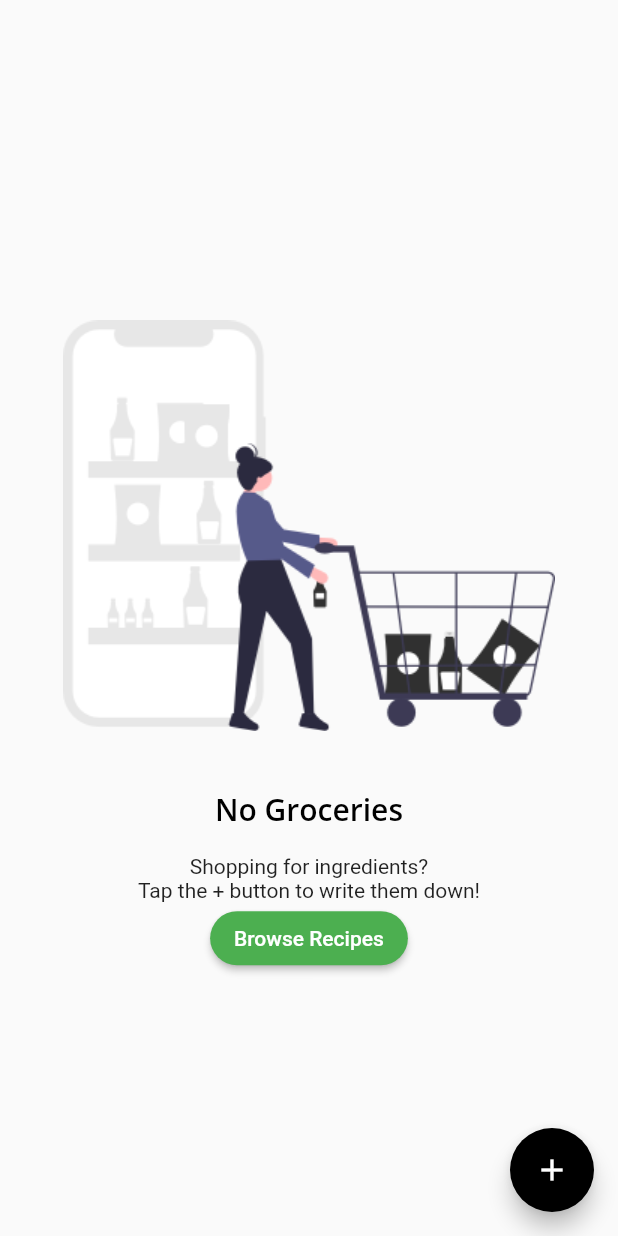
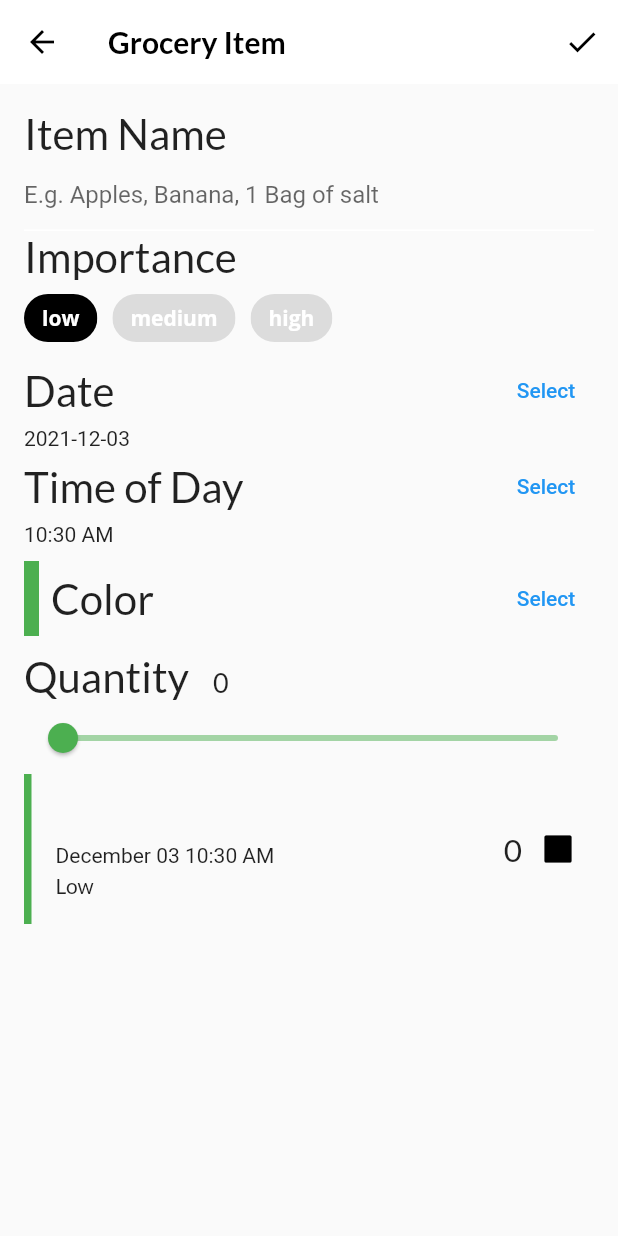
Before and after one commit to Manuelkpatsu/flutter_social_recipe_app, a Flutter app: the GroceryScreen screen opened directly, after a tap on the "add" icon, on a phone screen of 412 x 824 dp. Run offline on Flutter 3.47's test engine with Material 2 defaults, Android fonts, the phone set to English and light mode, and no system bars; our stand-ins replace flutter_colorpicker, google_fonts.

Commit message:
Add and update grocery item

```diff
--- /dev/null
+++ b/lib/components/grocery_tile.dart
@@ -0,0 +1,100 @@
+import 'package:flutter/material.dart';
+import 'package:google_fonts/google_fonts.dart';
+import 'package:intl/intl.dart';
+import '../models/grocery_item.dart';
+
+class GroceryTile extends StatelessWidget {
+  final GroceryItem item;
+  final Function(bool?)? onComplete;
+  final TextDecoration textDecoration;
+
+  GroceryTile({
+    Key? key,
+    required this.item,
+    this.onComplete,
+  })  : textDecoration =
+            item.isComplete ? TextDecoration.lineThrough : TextDecoration.none,
+        super(key: key);
+
+  @override
+  Widget build(BuildContext context) {
+    return SizedBox(
+      height: 100.0,
+      child: Row(
+        mainAxisAlignment: MainAxisAlignment.spaceBetween,
+        children: [
+          Row(
+            children: [
+              Container(width: 5.0, color: item.color),
+              const SizedBox(width: 16.0),
+              Column(
+                mainAxisAlignment: MainAxisAlignment.center,
+                crossAxisAlignment: CrossAxisAlignment.start,
+                children: [
+                  Text(
+                    item.name,
+                    style: GoogleFonts.lato(
+                      decoration: textDecoration,
+                      fontSize: 21.0,
+                      fontWeight: FontWeight.bold,
+                    ),
+                  ),
+                  const SizedBox(height: 4.0),
+                  buildDate(),
+                  const SizedBox(height: 4.0),
+                  buildImportance(),
+                ],
+              ),
+            ],
+          ),
+          Row(
+            children: [
+              Text(
+                item.quantity.toString(),
+                style: GoogleFonts.lato(decoration: textDecoration, fontSize: 21.0),
+              ),
+              buildCheckbox(),
+            ],
+          ),
+        ],
+      ),
+    );
+  }
+
+  Widget buildImportance() {
+    if (item.importance == Importance.low) {
+      return Text('Low', style: GoogleFonts.lato(decoration: textDecoration));
+    } else if (item.importance == Importance.medium) {
+      return Text('Medium',
+          style:
+              GoogleFonts.lato(fontWeight: FontWeight.w800, decoration: textDecoration));
+    } else if (item.importance == Importance.high) {
+      return Text(
+        'High',
+        style: GoogleFonts.lato(
+          color: Colors.red,
+          fontWeight: FontWeight.w900,
+          decoration: textDecoration,
+        ),
+      );
+    } else {
+      throw Exception('This importance type does not exist');
+    }
+  }
+
+  Widget buildDate() {
+    final dateFormatter = DateFormat('MMMM dd h:mm a');
+    final dateString = dateFormatter.format(item.date);
+    return Text(
+      dateString,
+      style: TextStyle(decoration: textDecoration),
+    );
+  }
+
+  Widget buildCheckbox() {
+    return Checkbox(
+      value: item.isComplete,
+      onChanged: onComplete,
+    );
+  }
+}
--- /dev/null
+++ b/lib/screens/grocery_item_screen.dart
@@ -0,0 +1,369 @@
+import 'package:flutter/material.dart';
+import 'package:fluttersocialrecipeapp/components/grocery_tile.dart';
+import 'package:fluttersocialrecipeapp/models/grocery_item.dart';
+import 'package:google_fonts/google_fonts.dart';
+import 'package:flutter_colorpicker/flutter_colorpicker.dart';
+import 'package:intl/intl.dart';
+import 'package:uuid/uuid.dart';
+
+class GroceryItemScreen extends StatefulWidget {
+  final Function(GroceryItem) onCreate;
+  final Function(GroceryItem) onUpdate;
+  final GroceryItem? originalItem;
+  final bool isUpdating;
+
+  const GroceryItemScreen({
+    Key? key,
+    required this.onCreate,
+    required this.onUpdate,
+    this.originalItem,
+  })  : isUpdating = (originalItem != null),
+        super(key: key);
+
+  @override
+  _GroceryItemScreenState createState() => _GroceryItemScreenState();
+}
+
+class _GroceryItemScreenState extends State<GroceryItemScreen> {
+  final _nameController = TextEditingController();
+  String _name = '';
+  Importance _importance = Importance.low;
+  DateTime _dueDate = DateTime.now();
+  TimeOfDay _timeOfDay = TimeOfDay.now();
+  Color _currentColor = Colors.green;
+  int _currentSliderValue = 0;
+
+  @override
+  void initState() {
+    super.initState();
+    final originalItem = widget.originalItem;
+
+    if (originalItem != null) {
+      _nameController.text = originalItem.name;
+      _name = originalItem.name;
+      _currentSliderValue = originalItem.quantity;
+      _importance = originalItem.importance;
+      _currentColor = originalItem.color;
+      final date = originalItem.date;
+      _timeOfDay = TimeOfDay(hour: date.hour, minute: date.minute);
+      _dueDate = date;
+    }
+
+    _nameController.addListener(() {
+      setState(() {
+        _name = _nameController.text;
+      });
+    });
+  }
+
+  @override
+  void dispose() {
+    _nameController.dispose();
+    super.dispose();
+  }
+
+  @override
+  Widget build(BuildContext context) {
+    return Scaffold(
+      appBar: AppBar(
+        actions: [
+          IconButton(
+            icon: const Icon(Icons.check),
+            onPressed: () {
+              final groceryItem = GroceryItem(
+                id: widget.originalItem?.id ?? const Uuid().v1(),
+                name: _nameController.text,
+                importance: _importance,
+                color: _currentColor,
+                quantity: _currentSliderValue,
+                date: DateTime(
+                  _dueDate.year,
+                  _dueDate.month,
+                  _dueDate.day,
+                  _timeOfDay.hour,
+                  _timeOfDay.minute,
+                ),
+              );
+
+              if (widget.isUpdating) {
+                widget.onUpdate(groceryItem);
+              } else {
+                widget.onCreate(groceryItem);
+              }
+            },
+          ),
+        ],
+        elevation: 0.0,
+        title: Text(
+          'Grocery Item',
+          style: GoogleFonts.lato(fontWeight: FontWeight.w600),
+        ),
+      ),
+      body: Container(
+        padding: const EdgeInsets.all(16.0),
+        child: ListView(
+          children: [
+            buildNameField(),
+            buildImportanceField(),
+            buildDateField(context),
+            buildTimeField(context),
+            const SizedBox(height: 10.0),
+            buildColorPicker(context),
+            const SizedBox(height: 10.0),
+            buildQuantityField(),
+            GroceryTile(
+              item: GroceryItem(
+                id: 'previewMode',
+                name: _name,
+                importance: _importance,
+                color: _currentColor,
+                quantity: _currentSliderValue,
+                date: DateTime(
+                  _dueDate.year,
+                  _dueDate.month,
+                  _dueDate.day,
+                  _timeOfDay.hour,
+                  _timeOfDay.minute,
+                ),
+              ),
+            ),
+          ],
+        ),
+      ),
+    );
+  }
+
+  Widget buildNameField() {
+    return Column(
+      crossAxisAlignment: CrossAxisAlignment.start,
+      children: [
+        Text(
+          'Item Name',
+          style: GoogleFonts.lato(fontSize: 28.0),
+        ),
+        TextField(
+          controller: _nameController,
+          cursorColor: _currentColor,
+          decoration: InputDecoration(
+            hintText: 'E.g. Apples, Banana, 1 Bag of salt',
+            enabledBorder: const UnderlineInputBorder(
+              borderSide: BorderSide(color: Colors.white),
+            ),
+            focusedBorder: UnderlineInputBorder(
+              borderSide: BorderSide(color: _currentColor),
+            ),
+            border: UnderlineInputBorder(
+              borderSide: BorderSide(color: _currentColor),
+            ),
+          ),
+        ),
+      ],
+    );
+  }
+
+  Widget buildImportanceField() {
+    return Column(
+      crossAxisAlignment: CrossAxisAlignment.start,
+      children: [
+        Text(
+          'Importance',
+          style: GoogleFonts.lato(fontSize: 28.0),
+        ),
+        Wrap(
+          spacing: 10.0,
+          children: [
+            ChoiceChip(
+              selectedColor: Colors.black,
+              selected: _importance == Importance.low,
+              label: const Text(
+                'low',
+                style: TextStyle(color: Colors.white),
+              ),
+              onSelected: (selected) {
+                setState(() => _importance = Importance.low);
+              },
+            ),
+            ChoiceChip(
+              selectedColor: Colors.black,
+              selected: _importance == Importance.medium,
+              label: const Text(
+                'medium',
+                style: TextStyle(color: Colors.white),
+              ),
+              onSelected: (selected) {
+                setState(() => _importance = Importance.medium);
+              },
+            ),
+            ChoiceChip(
+              selectedColor: Colors.black,
+              selected: _importance == Importance.high,
+              label: const Text(
+                'high',
+                style: TextStyle(color: Colors.white),
+              ),
+              onSelected: (selected) {
+                setState(() => _importance = Importance.high);
+              },
+            ),
+          ],
+        )
+      ],
+    );
+  }
+
+  Widget buildDateField(BuildContext context) {
+    return Column(
+      crossAxisAlignment: CrossAxisAlignment.start,
+      children: [
+        Row(
+          mainAxisAlignment: MainAxisAlignment.spaceBetween,
+          children: [
+            Text(
+              'Date',
+              style: GoogleFonts.lato(fontSize: 28.0),
+            ),
+            TextButton(
+              child: const Text('Select'),
+              onPressed: () async {
+                final currentDate = DateTime.now();
+
+                final selectedDate = await showDatePicker(
+                  context: context,
+                  initialDate: currentDate,
+                  firstDate: currentDate,
+                  lastDate: DateTime(currentDate.year + 5),
+                );
+                setState(() {
+                  if (selectedDate != null) {
+                    _dueDate = selectedDate;
+                  }
+                });
+              },
+            ),
+          ],
+        ),
+        Text(DateFormat('yyyy-MM-dd').format(_dueDate)),
+      ],
+    );
+  }
+
+  Widget buildTimeField(BuildContext context) {
+    return Column(
+      crossAxisAlignment: CrossAxisAlignment.start,
+      children: [
+        Row(
+          mainAxisAlignment: MainAxisAlignment.spaceBetween,
+          children: [
+            Text(
+              'Time of Day',
+              style: GoogleFonts.lato(fontSize: 28.0),
+            ),
+            TextButton(
+              child: const Text('Select'),
+              onPressed: () async {
+                final timeOfDay = await showTimePicker(
+                  initialTime: TimeOfDay.now(),
+                  context: context,
+                );
+
+                setState(() {
+                  if (timeOfDay != null) {
+                    _timeOfDay = timeOfDay;
+                  }
+                });
+              },
+            ),
+          ],
+        ),
+        Text(_timeOfDay.format(context)),
+      ],
+    );
+  }
+
+  Widget buildColorPicker(BuildContext context) {
+    return Row(
+      mainAxisAlignment: MainAxisAlignment.spaceBetween,
+      children: [
+        Row(
+          children: [
+            Container(
+              height: 50.0,
+              width: 10.0,
+              color: _currentColor,
+            ),
+            const SizedBox(width: 8.0),
+            Text(
+              'Color',
+              style: GoogleFonts.lato(fontSize: 28.0),
+            ),
+          ],
+        ),
+        TextButton(
+          child: const Text('Select'),
+          onPressed: () {
+            showDialog(
+              context: context,
+              builder: (context) {
+                return AlertDialog(
+                  content: BlockPicker(
+                    pickerColor: Colors.white,
+                    onColorChanged: (color) {
+                      setState(() => _currentColor = color);
+                    },
+                  ),
+                  actions: [
+                    TextButton(
+                      child: const Text('Save'),
+                      onPressed: () {
+                        Navigator.of(context).pop();
+                      },
+                    ),
+                  ],
+                );
+              },
+            );
+          },
+        ),
+      ],
+    );
+  }
+
+  Widget buildQuantityField() {
+    return Column(
+      crossAxisAlignment: CrossAxisAlignment.start,
+      children: [
+        Row(
+          crossAxisAlignment: CrossAxisAlignment.baseline,
+          textBaseline: TextBaseline.alphabetic,
+          children: [
+            Text(
+              'Quantity',
+              style: GoogleFonts.lato(fontSize: 28.0),
+            ),
+            const SizedBox(width: 16.0),
+            Text(
+              _currentSliderValue.toInt().toString(),
+              style: GoogleFonts.lato(fontSize: 18.0),
+            ),
+          ],
+        ),
+        Slider(
+          inactiveColor: _currentColor.withOpacity(0.5),
+          activeColor: _currentColor,
+          value: _currentSliderValue.toDouble(),
+          min: 0.0,
+          max: 100.0,
+          divisions: 100,
+          label: _currentSliderValue.toInt().toString(),
+          onChanged: (double value) {
+            setState(
+              () {
+                _currentSliderValue = value.toInt();
+              },
+            );
+          },
+        ),
+      ],
+    );
+  }
+}
--- a/lib/screens/grocery_screen.dart
+++ b/lib/screens/grocery_screen.dart
@@ -3,6 +3,7 @@
 import 'package:provider/provider.dart';
 
 import 'empty_grocery_screen.dart';
+import 'grocery_item_screen.dart';
 
 class GroceryScreen extends StatelessWidget {
   const GroceryScreen({Key? key}) : super(key: key);
@@ -13,7 +14,22 @@
       floatingActionButton: FloatingActionButton(
         child: const Icon(Icons.add),
         onPressed: () {
-          // TODO 11: Present GroceryItemScreen
+          final manager = Provider.of<GroceryManager>(context, listen: false);
+
+          Navigator.push(
+            context,
+            MaterialPageRoute(
+              builder: (context) => GroceryItemScreen(
+                onCreate: (item) {
+                  manager.addItem(item);
+                  Navigator.pop(context);
+                },
+                onUpdate: (item) {
+
+                },
+              ),
+            ),
+          );
         },
       ),
       body: buildGroceryScreen(),
--- a/pubspec.yaml
+++ b/pubspec.yaml
@@ -31,6 +31,9 @@
     sdk: flutter
   google_fonts: ^2.1.0
   provider: ^6.0.1
+  flutter_colorpicker: ^1.0.2
+  intl: ^0.17.0
+  uuid: ^3.0.5
 
   # The following adds the Cupertino Icons font to your application.
   # Use with the CupertinoIcons class for iOS style icons.
```
Also changed, not shown: pubspec.lock.
